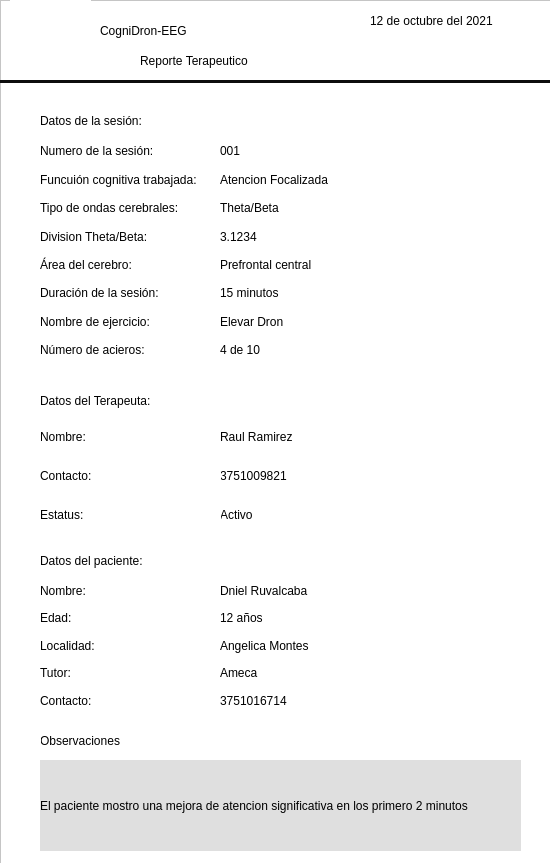
This is pythonProject/vistas/reporteParaTerapeuta.ui in francisco2124/Cognidron-EEG-Version1.0 as Qt 5 draws it before an edit. The edited form follows.
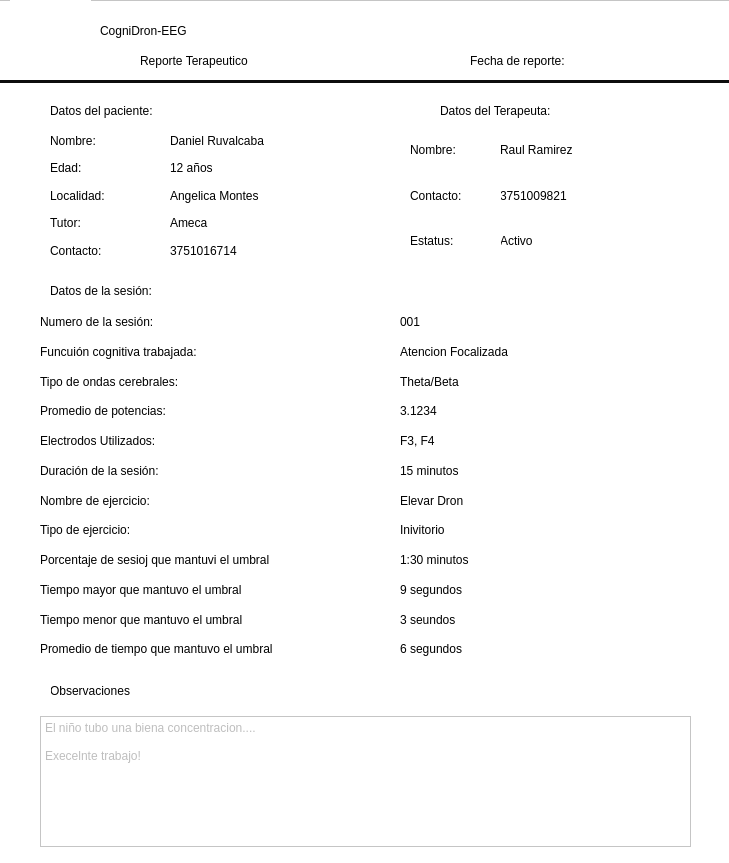
This is the edited form. Icons and pictures are not drawn.

Commit message: Actualizaciones de reportes de potencias, sesion e impreso

```diff
--- a/pythonProject/vistas/reporteParaTerapeuta.ui
+++ b/pythonProject/vistas/reporteParaTerapeuta.ui
@@ -6,7 +6,7 @@
    <rect>
     <x>0</x>
     <y>0</y>
-    <width>550</width>
+    <width>729</width>
     <height>863</height>
    </rect>
   </property>
@@ -16,9 +16,9 @@
   <widget class="QFrame" name="frame_2">
    <property name="geometry">
     <rect>
-     <x>0</x>
+     <x>-10</x>
      <y>0</y>
-     <width>551</width>
+     <width>741</width>
      <height>881</height>
     </rect>
    </property>
@@ -34,7 +34,7 @@
    <widget class="QLabel" name="lb1_2">
     <property name="geometry">
      <rect>
-      <x>140</x>
+      <x>150</x>
       <y>40</y>
       <width>161</width>
       <height>41</height>
@@ -50,7 +50,7 @@
    <widget class="QLabel" name="label_9">
     <property name="geometry">
      <rect>
-      <x>10</x>
+      <x>20</x>
       <y>0</y>
       <width>81</width>
       <height>81</height>
@@ -69,7 +69,7 @@
    <widget class="QLabel" name="label_3">
     <property name="geometry">
      <rect>
-      <x>100</x>
+      <x>110</x>
       <y>10</y>
       <width>221</width>
       <height>41</height>
@@ -82,12 +82,12 @@
      <string>CogniDron-EEG</string>
     </property>
    </widget>
-   <widget class="QLabel" name="label_18">
+   <widget class="QLabel" name="lb17">
     <property name="geometry">
      <rect>
-      <x>370</x>
-      <y>10</y>
-      <width>151</width>
+      <x>480</x>
+      <y>50</y>
+      <width>121</width>
       <height>21</height>
      </rect>
     </property>
@@ -95,14 +95,14 @@
      <string notr="true">font: 75 9pt &quot;MS Shell Dlg 2&quot;;</string>
     </property>
     <property name="text">
-     <string>12 de octubre del 2021</string>
+     <string>Fecha de reporte:</string>
     </property>
    </widget>
    <widget class="QLabel" name="label_10">
     <property name="geometry">
      <rect>
-      <x>10</x>
-      <y>110</y>
+      <x>30</x>
+      <y>280</y>
       <width>31</width>
       <height>21</height>
      </rect>
@@ -120,8 +120,8 @@
    <widget class="QLabel" name="lb1_3">
     <property name="geometry">
      <rect>
-      <x>40</x>
-      <y>110</y>
+      <x>60</x>
+      <y>280</y>
       <width>161</width>
       <height>21</height>
      </rect>
@@ -136,8 +136,8 @@
    <widget class="QLabel" name="lb1_4">
     <property name="geometry">
      <rect>
-      <x>40</x>
-      <y>390</y>
+      <x>450</x>
+      <y>100</y>
       <width>161</width>
       <height>21</height>
      </rect>
@@ -152,8 +152,8 @@
    <widget class="QLabel" name="lb1_5">
     <property name="geometry">
      <rect>
-      <x>40</x>
-      <y>550</y>
+      <x>60</x>
+      <y>100</y>
       <width>161</width>
       <height>21</height>
      </rect>
@@ -168,8 +168,8 @@
    <widget class="QLabel" name="label_12">
     <property name="geometry">
      <rect>
-      <x>10</x>
-      <y>550</y>
+      <x>30</x>
+      <y>100</y>
       <width>31</width>
       <height>21</height>
      </rect>
@@ -187,8 +187,8 @@
    <widget class="QLabel" name="label_13">
     <property name="geometry">
      <rect>
-      <x>10</x>
-      <y>390</y>
+      <x>420</x>
+      <y>100</y>
       <width>31</width>
       <height>21</height>
      </rect>
@@ -206,17 +206,38 @@
    <widget class="QWidget" name="gridLayoutWidget">
     <property name="geometry">
      <rect>
-      <x>40</x>
-      <y>140</y>
-      <width>181</width>
-      <height>221</height>
+      <x>50</x>
+      <y>310</y>
+      <width>361</width>
+      <height>351</height>
      </rect>
     </property>
     <layout class="QGridLayout" name="gridLayout">
+     <item row="12" column="0">
+      <widget class="QLabel" name="label_25">
+       <property name="text">
+        <string>Tiempo mayor que mantuvo el umbral</string>
+       </property>
+      </widget>
+     </item>
+     <item row="11" column="0">
+      <widget class="QLabel" name="label_24">
+       <property name="text">
+        <string>Porcentaje de sesioj que mantuvi el umbral</string>
+       </property>
+      </widget>
+     </item>
+     <item row="10" column="0">
+      <widget class="QLabel" name="label_22">
+       <property name="text">
+        <string>Tipo de ejercicio:</string>
+       </property>
+      </widget>
+     </item>
      <item row="4" column="0">
       <widget class="QLabel" name="label_11">
        <property name="text">
-        <string>Área del cerebro:</string>
+        <string>Electrodos Utilizados:</string>
        </property>
       </widget>
      </item>
@@ -241,31 +262,38 @@
        </property>
       </widget>
      </item>
-     <item row="8" column="0">
+     <item row="9" column="0">
       <widget class="QLabel" name="label_19">
        <property name="text">
         <string>Nombre de ejercicio:</string>
        </property>
       </widget>
      </item>
-     <item row="7" column="0">
+     <item row="8" column="0">
       <widget class="QLabel" name="label_20">
        <property name="text">
         <string>Duración de la sesión:</string>
        </property>
       </widget>
      </item>
-     <item row="9" column="0">
-      <widget class="QLabel" name="label_21">
-       <property name="text">
-        <string>Número de acieros:</string>
-       </property>
-      </widget>
-     </item>
      <item row="3" column="0">
       <widget class="QLabel" name="label_16">
        <property name="text">
-        <string>Division Theta/Beta:</string>
+        <string>Promedio de potencias:</string>
+       </property>
+      </widget>
+     </item>
+     <item row="13" column="0">
+      <widget class="QLabel" name="label_26">
+       <property name="text">
+        <string>Tiempo menor que mantuvo el umbral</string>
+       </property>
+      </widget>
+     </item>
+     <item row="14" column="0">
+      <widget class="QLabel" name="label_27">
+       <property name="text">
+        <string>Promedio de tiempo que mantuvo el umbral</string>
        </property>
       </widget>
      </item>
@@ -274,17 +302,59 @@
    <widget class="QWidget" name="gridLayoutWidget_2">
     <property name="geometry">
      <rect>
-      <x>220</x>
-      <y>140</y>
+      <x>410</x>
+      <y>310</y>
       <width>291</width>
-      <height>221</height>
+      <height>351</height>
      </rect>
     </property>
     <layout class="QGridLayout" name="gridLayout_3">
+     <item row="12" column="0">
+      <widget class="QLabel" name="lbMenorTiempoUmbral">
+       <property name="text">
+        <string>3 seundos</string>
+       </property>
+      </widget>
+     </item>
+     <item row="13" column="0">
+      <widget class="QLabel" name="lbPromedioTiempoUmbral">
+       <property name="text">
+        <string>6 segundos</string>
+       </property>
+      </widget>
+     </item>
+     <item row="8" column="0">
+      <widget class="QLabel" name="lbEjercicio">
+       <property name="text">
+        <string>Elevar Dron</string>
+       </property>
+      </widget>
+     </item>
+     <item row="7" column="0">
+      <widget class="QLabel" name="lbDuracion">
+       <property name="text">
+        <string>15 minutos</string>
+       </property>
+      </widget>
+     </item>
+     <item row="3" column="0">
+      <widget class="QLabel" name="lbPromedioPotencia">
+       <property name="text">
+        <string>3.1234</string>
+       </property>
+      </widget>
+     </item>
+     <item row="10" column="0">
+      <widget class="QLabel" name="lbTiempoSobreUmbral">
+       <property name="text">
+        <string>1:30 minutos</string>
+       </property>
+      </widget>
+     </item>
      <item row="4" column="0">
-      <widget class="QLabel" name="lbAreaCerebro">
+      <widget class="QLabel" name="lbElectrodos">
        <property name="text">
-        <string>Prefrontal central</string>
+        <string>F3, F4</string>
        </property>
       </widget>
      </item>
@@ -309,31 +379,17 @@
        </property>
       </widget>
      </item>
-     <item row="8" column="0">
-      <widget class="QLabel" name="lbEjercicio">
+     <item row="11" column="0">
+      <widget class="QLabel" name="lbMayorTiempoUmbral">
        <property name="text">
-        <string>Elevar Dron</string>
-       </property>
-      </widget>
-     </item>
-     <item row="7" column="0">
-      <widget class="QLabel" name="lbDuracion">
-       <property name="text">
-        <string>15 minutos</string>
+        <string>9 segundos</string>
        </property>
       </widget>
      </item>
      <item row="9" column="0">
-      <widget class="QLabel" name="lbNumeroAciertos">
+      <widget class="QLabel" name="lbTipoEjercicio">
        <property name="text">
-        <string>4 de 10</string>
-       </property>
-      </widget>
-     </item>
-     <item row="3" column="0">
-      <widget class="QLabel" name="lbDivision">
-       <property name="text">
-        <string>3.1234</string>
+        <string>Inivitorio</string>
        </property>
       </widget>
      </item>
@@ -342,10 +398,10 @@
    <widget class="QWidget" name="gridLayoutWidget_3">
     <property name="geometry">
      <rect>
-      <x>220</x>
-      <y>420</y>
-      <width>291</width>
-      <height>111</height>
+      <x>510</x>
+      <y>130</y>
+      <width>191</width>
+      <height>131</height>
      </rect>
     </property>
     <layout class="QGridLayout" name="gridLayout_4">
@@ -375,20 +431,13 @@
    <widget class="QWidget" name="gridLayoutWidget_4">
     <property name="geometry">
      <rect>
-      <x>40</x>
-      <y>420</y>
-      <width>181</width>
-      <height>111</height>
+      <x>420</x>
+      <y>130</y>
+      <width>91</width>
+      <height>131</height>
      </rect>
     </property>
     <layout class="QGridLayout" name="gridLayout_5">
-     <item row="0" column="0">
-      <widget class="QLabel" name="label_47">
-       <property name="text">
-        <string>Nombre:</string>
-       </property>
-      </widget>
-     </item>
      <item row="1" column="0">
       <widget class="QLabel" name="label_49">
        <property name="text">
@@ -403,25 +452,25 @@
        </property>
       </widget>
      </item>
+     <item row="0" column="0">
+      <widget class="QLabel" name="label_47">
+       <property name="text">
+        <string>Nombre:</string>
+       </property>
+      </widget>
+     </item>
     </layout>
    </widget>
    <widget class="QWidget" name="gridLayoutWidget_5">
     <property name="geometry">
      <rect>
-      <x>40</x>
-      <y>580</y>
-      <width>181</width>
+      <x>60</x>
+      <y>130</y>
+      <width>121</width>
       <height>131</height>
      </rect>
     </property>
     <layout class="QGridLayout" name="gridLayout_6">
-     <item row="2" column="0">
-      <widget class="QLabel" name="label_53">
-       <property name="text">
-        <string>Localidad:</string>
-       </property>
-      </widget>
-     </item>
      <item row="0" column="0">
       <widget class="QLabel" name="label_51">
        <property name="text">
@@ -436,28 +485,35 @@
        </property>
       </widget>
      </item>
-     <item row="3" column="0">
+     <item row="2" column="0">
+      <widget class="QLabel" name="label_53">
+       <property name="text">
+        <string>Localidad:</string>
+       </property>
+      </widget>
+     </item>
+     <item row="4" column="0">
       <widget class="QLabel" name="label_50">
        <property name="text">
+        <string>Contacto:</string>
+       </property>
+      </widget>
+     </item>
+     <item row="3" column="0">
+      <widget class="QLabel" name="label_54">
+       <property name="text">
         <string>Tutor:</string>
        </property>
       </widget>
      </item>
-     <item row="6" column="0">
-      <widget class="QLabel" name="label_55">
-       <property name="text">
-        <string>Contacto:</string>
-       </property>
-      </widget>
-     </item>
     </layout>
    </widget>
    <widget class="QWidget" name="gridLayoutWidget_6">
     <property name="geometry">
      <rect>
-      <x>220</x>
-      <y>580</y>
-      <width>291</width>
+      <x>180</x>
+      <y>130</y>
+      <width>231</width>
       <height>131</height>
      </rect>
     </property>
@@ -479,7 +535,7 @@
      <item row="0" column="0">
       <widget class="QLabel" name="nombrePaciente">
        <property name="text">
-        <string>Dniel Ruvalcaba</string>
+        <string>Daniel Ruvalcaba</string>
        </property>
       </widget>
      </item>
@@ -502,8 +558,8 @@
    <widget class="QLabel" name="lb1_6">
     <property name="geometry">
      <rect>
-      <x>40</x>
-      <y>730</y>
+      <x>60</x>
+      <y>680</y>
       <width>161</width>
       <height>21</height>
      </rect>
@@ -518,8 +574,8 @@
    <widget class="QLabel" name="label_38">
     <property name="geometry">
      <rect>
-      <x>10</x>
-      <y>730</y>
+      <x>30</x>
+      <y>680</y>
       <width>31</width>
       <height>21</height>
      </rect>
@@ -534,28 +590,12 @@
      <string/>
     </property>
    </widget>
-   <widget class="QLabel" name="lbObservaciones">
-    <property name="geometry">
-     <rect>
-      <x>40</x>
-      <y>760</y>
-      <width>481</width>
-      <height>91</height>
-     </rect>
-    </property>
-    <property name="styleSheet">
-     <string notr="true">background-color: rgb(223, 223, 223);</string>
-    </property>
-    <property name="text">
-     <string>El paciente mostro una mejora de atencion significativa en los primero 2 minutos</string>
-    </property>
-   </widget>
    <widget class="QLabel" name="label_2">
     <property name="geometry">
      <rect>
       <x>-10</x>
       <y>80</y>
-      <width>571</width>
+      <width>850</width>
       <height>3</height>
      </rect>
     </property>
@@ -566,6 +606,40 @@
      <string/>
     </property>
    </widget>
+   <widget class="QPlainTextEdit" name="ptObservaciones">
+    <property name="enabled">
+     <bool>false</bool>
+    </property>
+    <property name="geometry">
+     <rect>
+      <x>50</x>
+      <y>716</y>
+      <width>651</width>
+      <height>131</height>
+     </rect>
+    </property>
+    <property name="plainText">
+     <string>El niño tubo una biena concentracion....
+
+Execelnte trabajo!</string>
+    </property>
+   </widget>
+   <widget class="QLabel" name="lbFecha">
+    <property name="geometry">
+     <rect>
+      <x>610</x>
+      <y>50</y>
+      <width>121</width>
+      <height>21</height>
+     </rect>
+    </property>
+    <property name="styleSheet">
+     <string notr="true">font: 75 9pt &quot;MS Shell Dlg 2&quot;;</string>
+    </property>
+    <property name="text">
+     <string/>
+    </property>
+   </widget>
   </widget>
  </widget>
  <resources>
```
The commit also changes 44 other files.
